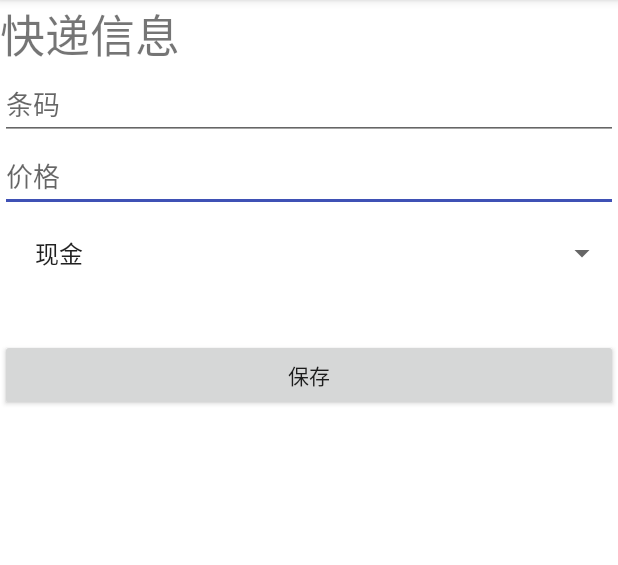
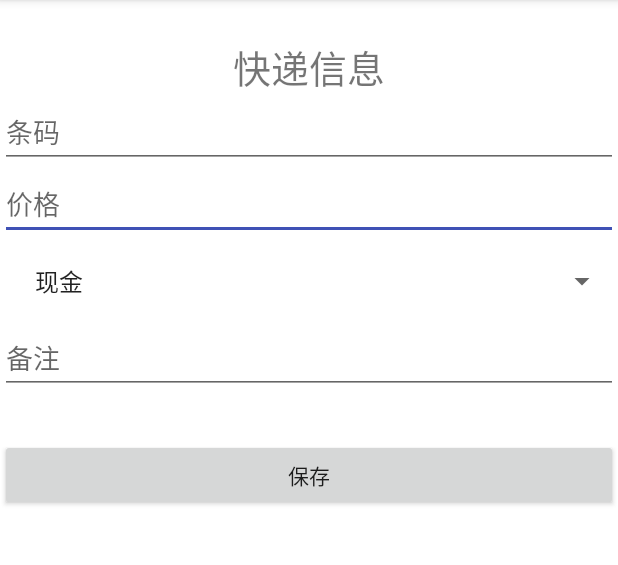
Before and after one commit to super-phil/express, an Android app: the ScanActivity screen opened directly, with no data from a screen before it, on a phone screen of 412 x 824 dp, the part 84-649 px from its top. Run offline under Robolectric (Android 15) with nearby library versions, the light colour scheme and no system bars; libraries missing offline, so code that uses them is left out: com.zhy.http.

Commit message:
优化显示

```diff
--- a/android/app/src/main/java/com/magic/express/ScanActivity.java
+++ b/android/app/src/main/java/com/magic/express/ScanActivity.java
@@ -1,9 +1,11 @@
 package com.magic.express;
 
+import android.content.Context;
 import android.content.Intent;
 import android.os.Bundle;
 import android.support.v7.app.AppCompatActivity;
 import android.view.View;
+import android.view.inputmethod.InputMethodManager;
 import android.widget.AdapterView;
 import android.widget.ArrayAdapter;
 import android.widget.EditText;
@@ -15,6 +17,8 @@ import com.zhy.http.okhttp.OkHttpUtils;
 import com.zhy.http.okhttp.callback.StringCallback;
 
 import java.util.ArrayList;
+import java.util.Timer;
+import java.util.TimerTask;
 
 import okhttp3.Call;
 
@@ -22,6 +26,7 @@ public class ScanActivity extends AppCompatActivity {
     EditText numberEditText;
     String result;
     EditText priceEditText;
+    EditText descEditText;
 
     @Override
     protected void onCreate(Bundle savedInstanceState) {
@@ -54,24 +59,38 @@ public class ScanActivity extends AppCompatActivity {
             }
         });
         priceEditText = (EditText) findViewById(R.id.scan_edit_price);
+        priceEditText.setFocusable(true);
+        priceEditText.setFocusableInTouchMode(true);
         priceEditText.requestFocus(); //请求获取焦点
+        Timer timer = new Timer();
+        timer.schedule(new TimerTask() {
+                           public void run() {
+                               InputMethodManager inputManager =
+                                       (InputMethodManager) priceEditText.getContext().getSystemService(Context.INPUT_METHOD_SERVICE);
+                               inputManager.showSoftInput(priceEditText, 0);
+                           }
+                       },
+                500);//延迟弹出
+        descEditText = (EditText) findViewById(R.id.scan_edit_desc);
         findViewById(R.id.scan_button_save).setOnClickListener(new View.OnClickListener() {
             @Override
             public void onClick(View view) {
                 String number = numberEditText.getText().toString();
                 String type = Type.getCode(result);
                 String price = priceEditText.getText().toString();
+                String desc = descEditText.getText().toString();
                 OkHttpUtils
                         .post()
                         .url("http://123.56.102.224:17051/express/save")
                         .addParams("number", number)
                         .addParams("type", type)
                         .addParams("price", price)
+                        .addParams("desc", desc)
                         .build()
                         .execute(new StringCallback() {
                             @Override
                             public void onError(Call call, Exception e, int id) {
-                                Toast.makeText(ScanActivity.this, "异常信息:" + e.getMessage(), Toast.LENGTH_LONG).show();
+                                Toast.makeText(ScanActivity.this, "异常信息:" + e.getMessage(), Toast.LENGTH_SHORT).show();
                             }
 
                             @Override
@@ -84,4 +103,6 @@ public class ScanActivity extends AppCompatActivity {
         });
 
     }
+
+
 }
--- a/android/app/src/main/res/layout/activity_scan.xml
+++ b/android/app/src/main/res/layout/activity_scan.xml
@@ -11,45 +11,61 @@
         android:layout_height="match_parent"
         android:layout_centerHorizontal="true"
         android:orientation="vertical"
-        android:weightSum="1">
+        android:weightSum="1"
+        tools:ignore="UselessParent">
 
 
         <TextView
             android:id="@+id/textView2"
             android:layout_width="match_parent"
             android:layout_height="wrap_content"
+            android:paddingTop="25sp"
             android:text="快递信息"
-            android:textSize="30sp" />
+            android:gravity="center"
+            android:textSize="25sp"
+            tools:ignore="HardcodedText" />
 
         <EditText
             android:id="@+id/scan_edit_number"
             android:layout_width="match_parent"
             android:layout_height="wrap_content"
+            android:focusable="false"
+            android:focusableInTouchMode="false"
             android:ems="10"
             android:hint="条码"
-            android:inputType="numberSigned" />
-
+            android:inputType="numberSigned"
+            tools:ignore="HardcodedText" />
         <EditText
             android:id="@+id/scan_edit_price"
             android:layout_width="match_parent"
             android:layout_height="wrap_content"
             android:ems="10"
             android:hint="价格"
-            android:inputType="numberSigned" />
+            android:inputType="numberSigned"
+            tools:ignore="HardcodedText" />
 
         <Spinner
             android:id="@+id/scan_spinner"
             android:layout_width="match_parent"
             android:layout_height="wrap_content"
             android:padding="15sp"
-            android:spinnerMode="dialog" />
+            tools:ignore="InefficientWeight" />
+
+        <EditText
+            android:layout_width="match_parent"
+            android:layout_height="wrap_content"
+            android:inputType="text"
+            android:id="@+id/scan_edit_desc"
+            android:hint="备注"
+            tools:ignore="HardcodedText" />
 
         <Button
             android:id="@+id/scan_button_save"
             android:layout_width="match_parent"
             android:layout_height="wrap_content"
             android:layout_marginTop="30sp"
-            android:text="保存" />
+            android:text="保存"
+            tools:ignore="HardcodedText" />
 
     </LinearLayout>
 </RelativeLayout>
```
Also changed, not shown: android/app/src/main/java/com/magic/express/HomeActivity.java (+9 -17 lines), android/app/src/main/java/com/magic/express/HomeListItemAdapter.java (added, +64 -0 lines), android/app/src/main/res/layout/activity_home.xml (+16 -4 lines), android/app/src/main/res/layout/home_list_item.xml (added, +23 -0 lines).
